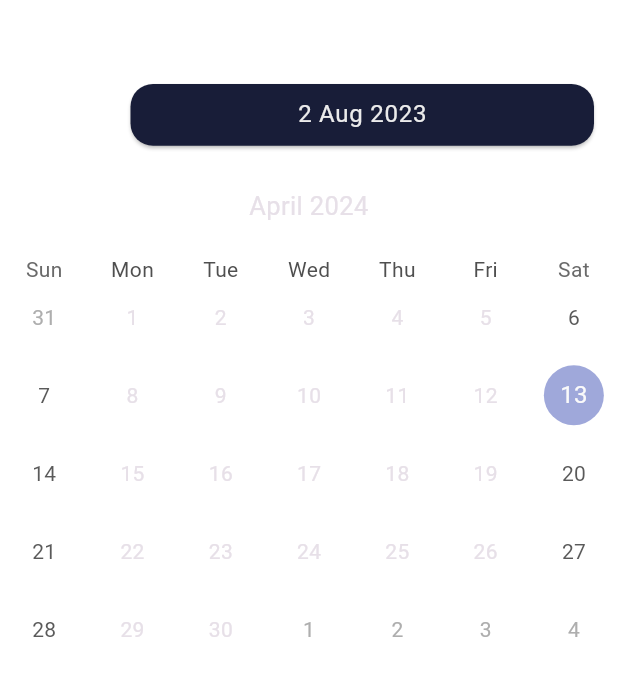
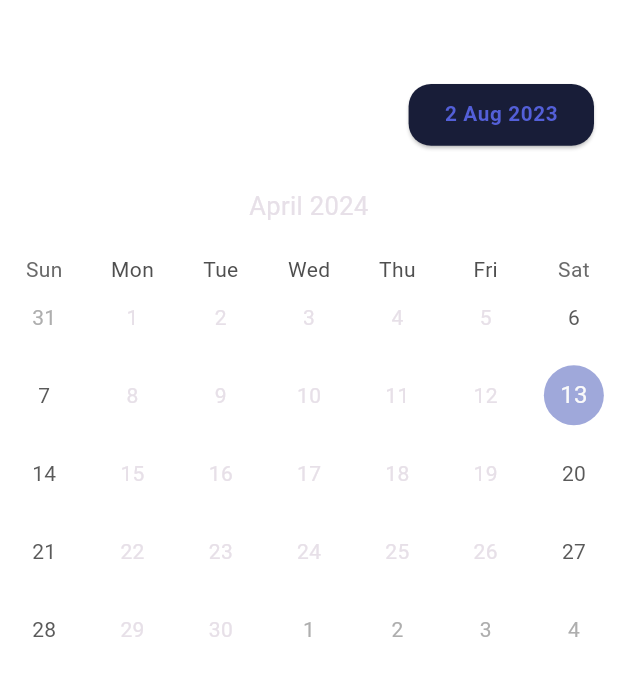
Before and after one commit to yasinertekin/moonx, a Flutter app: the _HomeScaffold screen opened directly, swiped to page 2, on a phone screen of 412 x 824 dp. Shown: the top 676 px of the screen. Run offline on Flutter 3.47's test engine with Material 3 defaults, Android fonts, the phone set to English and light mode, and no system bars; drawn by our look-alikes of table_calendar; our stand-ins replace auto_route, dio, equatable, flutter_bloc, flutter_svg, geocoding and 3 more; statements that could not run were skipped.

Commit message:
Fix typo in ProjectButton class

```diff
--- a/lib/product/widget/button/project_button.dart
+++ b/lib/product/widget/button/project_button.dart
@@ -10,20 +10,23 @@ final class ProjectButton extends StatelessWidget {
     super.key,
     this.backgroundColor,
     this.height,
-    this.widht,
+    this.width,
     this.title,
     this.borderRadiusGeometry,
+    this.titleColor,
   });
 
   final Color? backgroundColor;
 
   final double? height;
 
-  final double? widht;
+  final double? width;
 
   final VoidCallback onPressed;
 
   final String? title;
+
+  final Color? titleColor;
 
   final BorderRadiusGeometry? borderRadiusGeometry;
 
@@ -31,14 +34,14 @@ final class ProjectButton extends StatelessWidget {
   Widget build(BuildContext context) {
     return SizedBox(
       height: height ?? context.dynamicHeight(0.07),
-      width: widht ?? context.dynamicWidth(0.75),
+      width: width ?? context.dynamicWidth(0.75),
       child: ElevatedButton(
         style: _CustomTheme(
           backgroundColor ?? ColorName.colorThickBlue,
           borderRadiusGeometry ?? ProjectRadius.small.borderRadius,
         ),
         onPressed: onPressed,
-        child: _ButtonTitle(title: title),
+        child: _ButtonTitle(title: title, titleColor: titleColor),
       ),
     );
   }
@@ -47,16 +50,21 @@ final class ProjectButton extends StatelessWidget {
 final class _ButtonTitle extends StatelessWidget {
   const _ButtonTitle({
     required this.title,
+    required this.titleColor,
   });
 
   final String? title;
+  final Color? titleColor;
 
   @override
   Widget build(BuildContext context) {
-    return Text(
-      title ?? StringConstants.next,
-      style: context.theme.textTheme.bodyLarge?.copyWith(
-        color: ColorName.colorMercury,
+    return FittedBox(
+      child: Text(
+        title ?? StringConstants.next,
+        style: context.theme.textTheme.bodyLarge?.copyWith(
+          color: titleColor ?? ColorName.colorMercury,
+          fontWeight: FontWeight.bold,
+        ),
       ),
     );
   }
```
